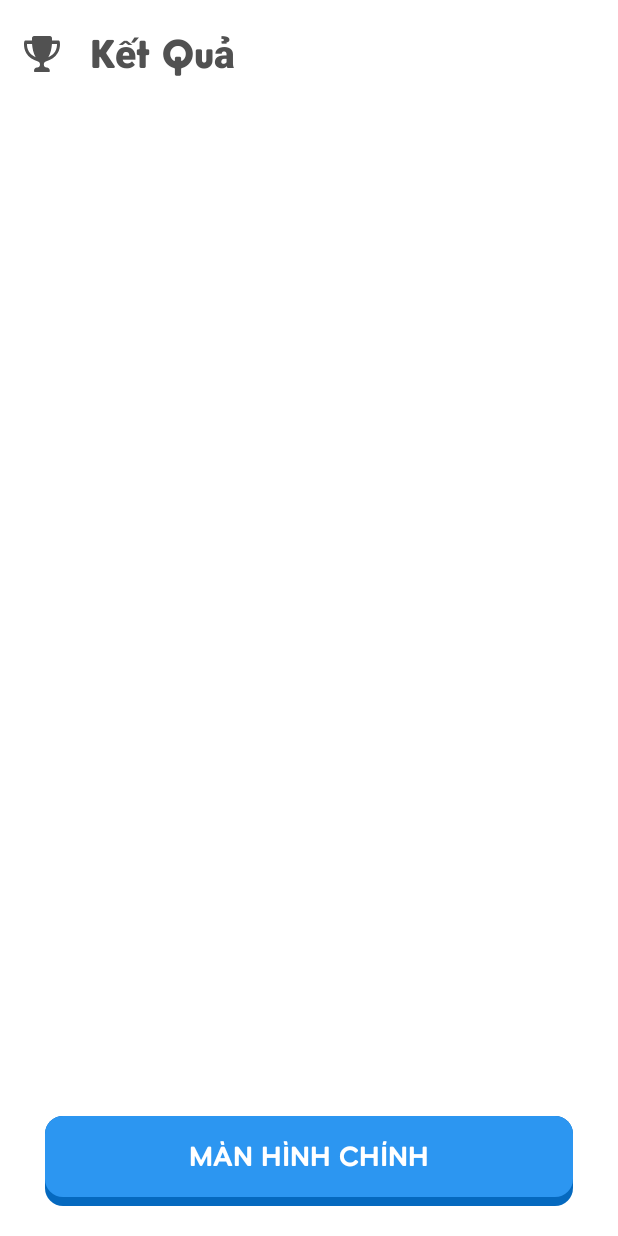
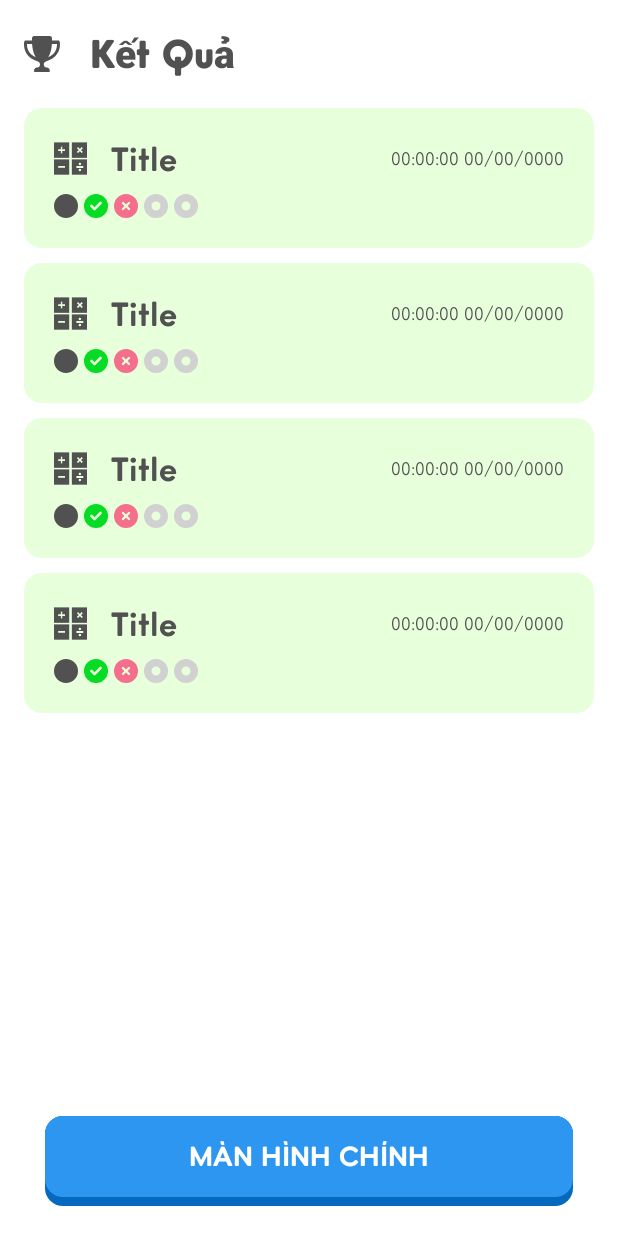
Before and after one commit to KeyboardException/QuizApp, an Android app: the layout results.xml on its own in the app's theme, with its tools: preview values and no code run, on a phone screen of 412 x 824 dp. Run offline under Robolectric (Android 15) with nearby library versions, the phone set to English and light mode, and no system bars.

Commit message:
🍯 implement RecyclerView

```diff
--- a/app/build.gradle
+++ b/app/build.gradle
@@ -36,6 +36,7 @@ dependencies {
 
     // https://mvnrepository.com/artifact/org.apache.commons/commons-lang3
     implementation group: 'org.apache.commons', name: 'commons-lang3', version: '3.12.0'
+    implementation 'androidx.recyclerview:recyclerview:1.2.1'
 
     testImplementation 'junit:junit:4.13.2'
     androidTestImplementation 'androidx.test.ext:junit:1.1.3'
--- a/app/src/main/java/com/github/keyboardexception/quizapp/Activities/ResultActivity.java
+++ b/app/src/main/java/com/github/keyboardexception/quizapp/Activities/ResultActivity.java
@@ -93,4 +93,10 @@ public class ResultActivity extends AppCompatActivity {
 			Sounds.stopBGM();
 		});
 	}
+
+	@Override
+	protected void onDestroy() {
+		Sounds.stopBGM();
+		super.onDestroy();
+	}
 }
--- a/app/src/main/res/layout/result_card.xml
+++ b/app/src/main/res/layout/result_card.xml
@@ -3,6 +3,7 @@
     android:layout_width="match_parent"
     android:layout_height="wrap_content"
     android:background="@drawable/card_green"
+    android:layout_marginBottom="10dp"
     android:orientation="vertical">
 
     <LinearLayout
--- a/app/src/main/res/layout/results.xml
+++ b/app/src/main/res/layout/results.xml
@@ -37,21 +37,19 @@
 
     </LinearLayout>
 
-    <ListView
+    <androidx.recyclerview.widget.RecyclerView
         android:id="@+id/mainResultList"
         android:layout_width="0dp"
         android:layout_height="0dp"
         android:layout_marginBottom="20dp"
-        android:divider="@android:color/transparent"
-        android:dividerHeight="16dp"
-        android:footerDividersEnabled="false"
-        android:headerDividersEnabled="false"
         android:paddingHorizontal="16dp"
         app:layout_constraintBottom_toTopOf="@+id/res_home"
         app:layout_constraintEnd_toEndOf="parent"
         app:layout_constraintStart_toStartOf="parent"
         app:layout_constraintTop_toBottomOf="@+id/linearLayout"
-        tools:ignore="SpeakableTextPresentCheck" />
+        tools:ignore="SpeakableTextPresentCheck"
+        tools:itemCount="4"
+        tools:listitem="@layout/result_card" />
 
     <com.github.keyboardexception.quizapp.Components.BlueButton
         android:id="@+id/res_home"
```
Also changed, not shown: app/src/main/java/com/github/keyboardexception/quizapp/Activities/ResultsActivity.java (+4 -7 lines), app/src/main/java/com/github/keyboardexception/quizapp/Adapters/ResultAdapter.java (+69 -35 lines).
